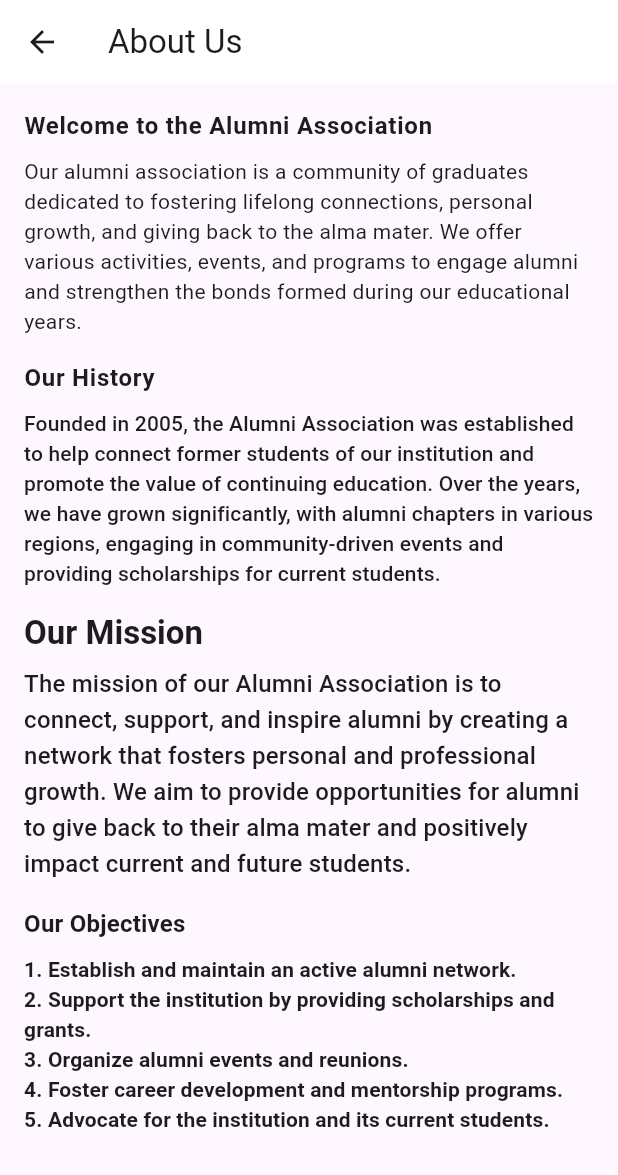
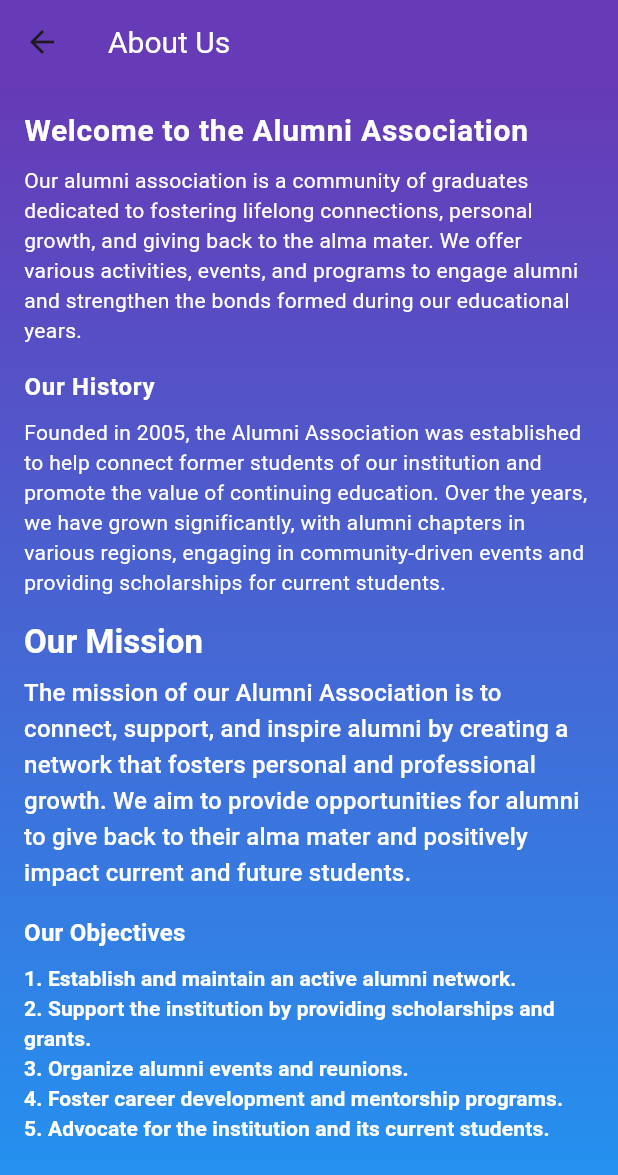
Before and after one commit to juwels1996/school_alumi, a Flutter app: the AboutUsPage screen opened directly, on a phone screen of 412 x 824 dp. Shown: the top 1175 px of the screen. Run offline on Flutter 3.47's test engine with Material 3 defaults, Android fonts, the phone set to English and light mode, and no system bars; our stand-ins replace carousel_slider, dio, flutter_screenutil, fluttertoast, get; network calls fail.

Commit message:
color changes

```diff
--- a/lib/src/ui/about_us/about_us_screen.dart
+++ b/lib/src/ui/about_us/about_us_screen.dart
@@ -6,68 +6,82 @@ class AboutUsPage extends StatelessWidget {
   @override
   Widget build(BuildContext context) {
     return Scaffold(
+      backgroundColor: Colors.deepPurple,
       appBar: AppBar(
-        backgroundColor: Colors.white,
-        title: const Text('About Us'),
+        backgroundColor: Colors.deepPurple,
+        title: const Text(
+          'About Us',
+          style: TextStyle(
+            fontSize: 20,
+            color: Colors.white,
+          ),
+        ),
       ),
-      body: Padding(
-        padding: const EdgeInsets.all(16.0),
-        child: SingleChildScrollView(
+      body: Container(
+        decoration: const BoxDecoration(
+          gradient: LinearGradient(
+            begin: Alignment.topCenter,
+            end: Alignment.bottomCenter,
+            colors: [Colors.deepPurple, Colors.blue],
+          ),
+        ),
+        child: Padding(
+          padding: const EdgeInsets.all(16.0),
           child: Column(
             crossAxisAlignment: CrossAxisAlignment.start,
             children: [
               // Introduction
               Text(
                 'Welcome to the Alumni Association',
-                style: Theme.of(context)
-                    .textTheme
-                    .bodyLarge
-                    ?.copyWith(fontWeight: FontWeight.bold),
+                style: Theme.of(context).textTheme.bodyLarge?.copyWith(
+                    color: Colors.white,
+                    fontSize: 20,
+                    fontWeight: FontWeight.bold),
               ),
               const SizedBox(height: 8),
               Text(
                 'Our alumni association is a community of graduates dedicated to fostering lifelong connections, personal growth, and giving back to the alma mater. We offer various activities, events, and programs to engage alumni and strengthen the bonds formed during our educational years.',
-                style: Theme.of(context).textTheme.bodyMedium,
+                style: Theme.of(context).textTheme.bodyMedium!.copyWith(
+                      color: Colors.white,
+                    ),
               ),
               const SizedBox(height: 16),
 
               // History Section
               Text(
                 'Our History',
-                style: Theme.of(context)
-                    .textTheme
-                    .bodyLarge
-                    ?.copyWith(fontWeight: FontWeight.bold),
+                style: Theme.of(context).textTheme.bodyLarge?.copyWith(
+                    color: Colors.white, fontWeight: FontWeight.bold),
               ),
               const SizedBox(height: 8),
               Text(
                 'Founded in 2005, the Alumni Association was established to help connect former students of our institution and promote the value of continuing education. Over the years, we have grown significantly, with alumni chapters in various regions, engaging in community-driven events and providing scholarships for current students.',
-                style: Theme.of(context).textTheme.titleSmall,
+                style: Theme.of(context).textTheme.bodyMedium!.copyWith(
+                      color: Colors.white,
+                    ),
               ),
               const SizedBox(height: 16),
 
               // Mission Section
               Text(
                 'Our Mission',
-                style: Theme.of(context)
-                    .textTheme
-                    .titleLarge
-                    ?.copyWith(fontWeight: FontWeight.bold),
+                style: Theme.of(context).textTheme.titleLarge?.copyWith(
+                    color: Colors.white, fontWeight: FontWeight.bold),
               ),
               const SizedBox(height: 8),
               Text(
                 'The mission of our Alumni Association is to connect, support, and inspire alumni by creating a network that fosters personal and professional growth. We aim to provide opportunities for alumni to give back to their alma mater and positively impact current and future students.',
-                style: Theme.of(context).textTheme.titleMedium,
+                style: Theme.of(context).textTheme.titleMedium!.copyWith(
+                      color: Colors.white,
+                    ),
               ),
               const SizedBox(height: 16),
 
               // Objectives Section
               Text(
                 'Our Objectives',
-                style: Theme.of(context)
-                    .textTheme
-                    .titleMedium
-                    ?.copyWith(fontWeight: FontWeight.bold),
+                style: Theme.of(context).textTheme.titleMedium?.copyWith(
+                    color: Colors.white, fontWeight: FontWeight.bold),
               ),
               const SizedBox(height: 8),
               Text(
@@ -78,6 +92,7 @@ class AboutUsPage extends StatelessWidget {
                 '5. Advocate for the institution and its current students.\n',
                 style: Theme.of(context).textTheme.titleSmall?.copyWith(
                       fontWeight: FontWeight.bold,
+                      color: Colors.white,
                     ),
               ),
               const SizedBox(height: 16),
--- a/pubspec.yaml
+++ b/pubspec.yaml
@@ -71,6 +71,8 @@ flutter:
   # assets:
   #   - images/a_dot_burr.jpeg
   #   - images/a_dot_ham.jpeg
+  assets:
+    - assets/images/
 
   # An image asset can refer to one or more resolution-specific "variants", see
   # https://flutter.dev/to/resolution-aware-images
```
Also changed, not shown: lib/src/ui/contact_us/contact_us.dart (+41 -14 lines), lib/src/ui/home-screen/components/alumni_schoolarship.dart (+22 -12 lines), lib/src/ui/home-screen/home_screen.dart (+9 -3 lines), lib/src/ui/home-screen/homescreen_information.dart (+25 -21 lines), lib/src/ui/image_gallery/image_show.dart (+11 -4 lines), lib/src/ui/notice_screen/notice_screen.dart (+9 -2 lines), lib/src/ui/widgets/tabarwidget/homescreen_tabbar.dart (+25 -25 lines), assets/images/logo-dmhs.png (added).
